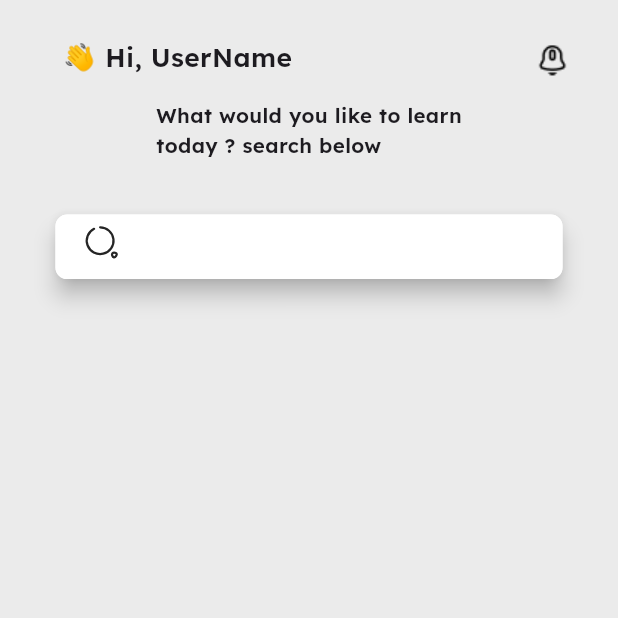
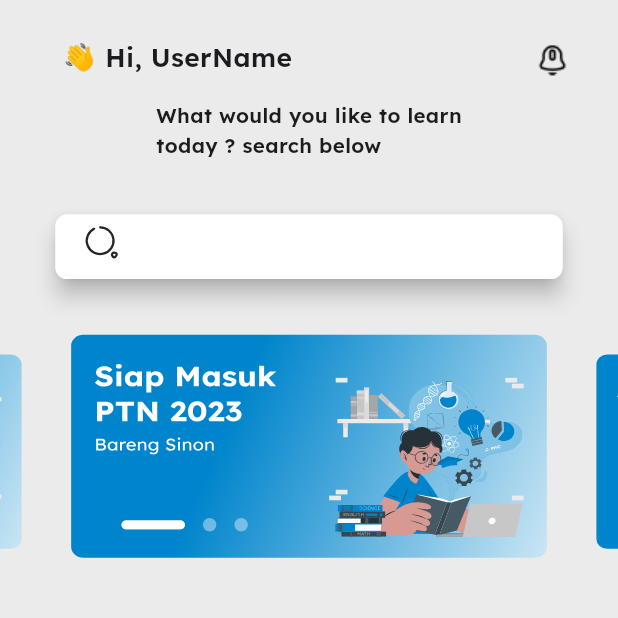
Before and after one commit to alsakniahmad51/Quis, a Flutter app: the HomePage screen opened directly, on a phone screen of 412 x 824 dp, the top half of it. Run offline on Flutter 3.47's test engine with Material 3 defaults, Android fonts, the phone set to English and light mode, and no system bars; drawn by our look-alikes of carousel_slider, dots_indicator; our stand-ins replace flutter_screenutil, flutter_svg, font_awesome_flutter, introduction_screen.

Commit message:
Add Carousel Slider To Home Page And Refactor

```diff
--- a/lib/features/Home/presentation/pages/home_page.dart
+++ b/lib/features/Home/presentation/pages/home_page.dart
@@ -1,6 +1,6 @@
 import 'package:flutter/material.dart';
 
-import '../widgets/home_page_view.dart';
+import '../widgets/home_page_body.dart';
 
 class HomePage extends StatelessWidget {
   const HomePage({super.key});
--- /dev/null
+++ b/lib/features/Home/presentation/widgets/carousle_list_item.dart
@@ -0,0 +1,76 @@
+import 'package:dots_indicator/dots_indicator.dart';
+import 'package:flutter/material.dart';
+import 'package:flutter_screenutil/flutter_screenutil.dart';
+import 'package:flutter_svg/svg.dart';
+
+List<Widget> carousel_tiems(int currentIndex) => [
+      Stack(
+        children: [
+          SvgPicture.asset(
+              fit: BoxFit.fill,
+              height: 160.h,
+              width: 308.w,
+              'assets/svgimages/Frame 2.svg'),
+          Padding(
+            padding: EdgeInsets.only(left: 30.w, top: 120.h),
+            child: DotsIndicator(
+              decorator: DotsDecorator(
+                  color: Colors.white.withOpacity(40 / 100),
+                  activeColor: Colors.white,
+                  activeSize: Size(40.w, 6.h),
+                  activeShape: OutlineInputBorder(
+                      borderSide: const BorderSide(color: Colors.white),
+                      borderRadius: BorderRadius.circular(8.r))),
+              dotsCount: 3,
+              position: currentIndex.toDouble(),
+            ),
+          ),
+        ],
+      ),
+      Stack(
+        children: [
+          SvgPicture.asset(
+              fit: BoxFit.fill,
+              height: 160.h,
+              width: 308.w,
+              'assets/svgimages/Frame 2.svg'),
+          Padding(
+            padding: EdgeInsets.only(left: 30.w, top: 120.h),
+            child: DotsIndicator(
+              decorator: DotsDecorator(
+                  color: Colors.white.withOpacity(40 / 100),
+                  activeColor: Colors.white,
+                  activeSize: Size(40.w, 6.h),
+                  activeShape: OutlineInputBorder(
+                      borderSide: const BorderSide(color: Colors.white),
+                      borderRadius: BorderRadius.circular(8.r))),
+              dotsCount: 3,
+              position: currentIndex.toDouble(),
+            ),
+          ),
+        ],
+      ),
+      Stack(
+        children: [
+          SvgPicture.asset(
+              fit: BoxFit.fill,
+              height: 160.h,
+              width: 308.w,
+              'assets/svgimages/Frame 2.svg'),
+          Padding(
+            padding: EdgeInsets.only(left: 30.w, top: 120.h),
+            child: DotsIndicator(
+              decorator: DotsDecorator(
+                  color: Colors.white.withOpacity(40 / 100),
+                  activeColor: Colors.white,
+                  activeSize: Size(40.w, 6.h),
+                  activeShape: OutlineInputBorder(
+                      borderSide: const BorderSide(color: Colors.white),
+                      borderRadius: BorderRadius.circular(8.r))),
+              dotsCount: 3,
+              position: currentIndex.toDouble(),
+            ),
+          ),
+        ],
+      )
+    ];
--- /dev/null
+++ b/lib/features/Home/presentation/widgets/header_home_page_view.dart
@@ -0,0 +1,40 @@
+import 'package:flutter/material.dart';
+import 'package:flutter_screenutil/flutter_screenutil.dart';
+
+import '../../../../core/util/constants.dart';
+import 'home_page_body.dart';
+
+class HeaderOfHomePageBody extends StatelessWidget {
+  const HeaderOfHomePageBody({
+    super.key,
+    required this.widget,
+  });
+
+  final HomaPageBody widget;
+
+  @override
+  Widget build(BuildContext context) {
+    return Row(
+      mainAxisAlignment: MainAxisAlignment.spaceBetween,
+      children: [
+        Padding(
+          padding: EdgeInsets.only(left: 40.w, top: 25.h),
+          child: Text(
+            "👋 Hi, ${widget.userName}",
+            style: TextStyle(
+                fontSize: 18.sp,
+                fontFamily: lexend,
+                fontWeight: FontWeight.w600),
+          ),
+        ),
+        Padding(
+          padding: EdgeInsets.only(right: 30.w, top: 30.h),
+          child: Image.asset(
+            "assets/images/notificationbing.png",
+            color: Colors.black,
+          ),
+        ),
+      ],
+    );
+  }
+}
--- /dev/null
+++ b/lib/features/Home/presentation/widgets/home_page_body.dart
@@ -0,0 +1,68 @@
+import 'package:carousel_slider/carousel_slider.dart';
+import 'package:flutter/material.dart';
+import 'package:flutter_screenutil/flutter_screenutil.dart';
+import 'package:quis_app/core/util/constants.dart';
+import 'package:quis_app/features/Home/presentation/widgets/search_text_field.dart';
+
+import 'carousle_list_item.dart';
+import 'header_home_page_view.dart';
+
+class HomaPageBody extends StatefulWidget {
+  const HomaPageBody({
+    super.key,
+    required this.userName,
+  });
+  final String userName;
+
+  @override
+  State<HomaPageBody> createState() => _HomaPageBodyState();
+}
+
+class _HomaPageBodyState extends State<HomaPageBody> {
+  int currentIndex = 0;
+  @override
+  Widget build(BuildContext context) {
+    CarouselController carouselController = CarouselController();
+    return SingleChildScrollView(
+      child: SafeArea(
+        child: Column(
+          children: [
+            HeaderOfHomePageBody(widget: widget),
+            SizedBox(
+              height: 14.h,
+            ),
+            Text(
+              textAlign: TextAlign.start,
+              "What would you like to learn\ntoday ? search below",
+              style: TextStyle(
+                  fontFamily: lexend,
+                  fontWeight: FontWeight.w400,
+                  fontSize: 14.sp),
+            ),
+            SizedBox(
+              height: 37.h,
+            ),
+            const SearchTextField(),
+            SizedBox(
+              height: 37.h,
+            ),
+            CarouselSlider(
+              items: carousel_tiems(currentIndex),
+              carouselController: carouselController,
+              options: CarouselOptions(
+                onPageChanged: (index, reason) {
+                  setState(() {
+                    currentIndex = index;
+                  });
+                },
+                autoPlay: true,
+                aspectRatio: 2.0,
+                enlargeCenterPage: true,
+              ),
+            ),
+          ],
+        ),
+      ),
+    );
+  }
+}
--- a/lib/features/Home/presentation/widgets/home_page_view.dart
+++ /dev/null
@@ -1,60 +0,0 @@
-import 'package:flutter/material.dart';
-import 'package:flutter_screenutil/flutter_screenutil.dart';
-import 'package:quis_app/core/util/constants.dart';
-import 'package:quis_app/features/Home/presentation/widgets/search_text_field.dart';
-
-class HomaPageBody extends StatelessWidget {
-  const HomaPageBody({
-    super.key,
-    required this.userName,
-  });
-  final String userName;
-  @override
-  Widget build(BuildContext context) {
-    return SingleChildScrollView(
-      child: SafeArea(
-        child: Column(
-          children: [
-            Row(
-              mainAxisAlignment: MainAxisAlignment.spaceBetween,
-              children: [
-                Padding(
-                  padding: EdgeInsets.only(left: 40.w, top: 25.h),
-                  child: Text(
-                    "👋 Hi, $userName",
-                    style: TextStyle(
-                        fontSize: 18.sp,
-                        fontFamily: lexend,
-                        fontWeight: FontWeight.w600),
-                  ),
-                ),
-                Padding(
-                  padding: EdgeInsets.only(right: 30.w, top: 30.h),
-                  child: Image.asset(
-                    "assets/images/notificationbing.png",
-                    color: Colors.black,
-                  ),
-                ),
-              ],
-            ),
-            SizedBox(
-              height: 14.h,
-            ),
-            Text(
-              textAlign: TextAlign.start,
-              "What would you like to learn\ntoday ? search below",
-              style: TextStyle(
-                  fontFamily: lexend,
-                  fontWeight: FontWeight.w400,
-                  fontSize: 14.sp),
-            ),
-            SizedBox(
-              height: 37.h,
-            ),
-            const SearchTextField()
-          ],
-        ),
-      ),
-    );
-  }
-}
--- a/lib/features/Home/presentation/widgets/search_text_field.dart
+++ b/lib/features/Home/presentation/widgets/search_text_field.dart
@@ -28,7 +28,7 @@ class SearchTextField extends StatelessWidget {
               prefixIconConstraints: BoxConstraints.loose(Size(50.w, 35.h)),
               prefixIcon: Padding(
                 padding: EdgeInsets.only(left: 15.w),
-                child: SvgPicture.asset('assets/svgimages/vector.svg'),
+                child: SvgPicture.asset('assets/svgimages/Vector.svg'),
               ),
               border: buildOutlineInputBorder(),
               enabledBorder: buildOutlineInputBorder(),
--- a/pubspec.yaml
+++ b/pubspec.yaml
@@ -28,7 +28,9 @@ environment:
 # the latest version available on pub.dev. To see which dependencies have newer
 # versions available, run `flutter pub outdated`.
 dependencies:
+  carousel_slider: ^4.2.1
   cupertino_icons: ^1.0.6
+  dots_indicator: ^2.1.2
   flutter:
     sdk: flutter
   flutter_native_splash: ^2.4.0
```
Also changed, not shown: assets/svgimages/Frame 2.svg (added), assets/svgimages/Group 22.svg (renamed from assets/svgimages/vector.svg), assets/svgimages/Vector.svg (added), pubspec.lock.
